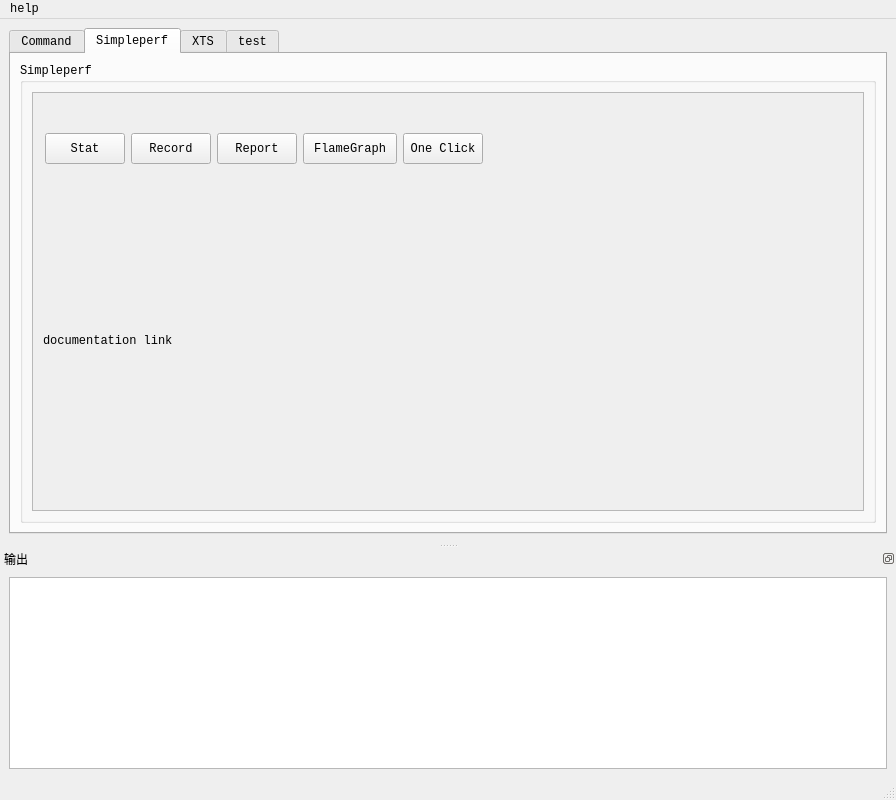
The window that mainwindow.ui (zuoVision/Qt) describes before a commit, drawn with Qt 5.
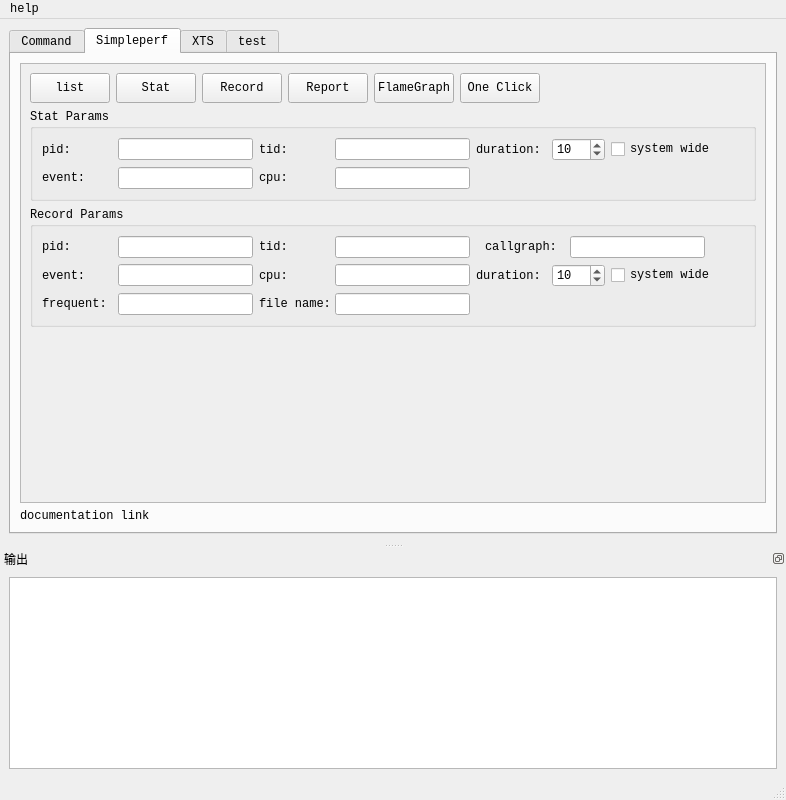
The same window after the commit. The open tabs and pages were chosen to show the change.

Commit message: 增加stat/record参数

What changed in the file:
```diff
--- a/mainwindow.ui
+++ b/mainwindow.ui
@@ -6,7 +6,7 @@
    <rect>
     <x>0</x>
     <y>0</y>
-    <width>896</width>
+    <width>786</width>
     <height>800</height>
    </rect>
   </property>
@@ -505,12 +505,6 @@
        </attribute>
        <layout class="QGridLayout" name="gridLayout_8">
         <item row="0" column="0">
-         <widget class="QGroupBox" name="groupBox_simpleperf">
-          <property name="title">
-           <string>Simpleperf</string>
-          </property>
-          <layout class="QGridLayout" name="gridLayout_12">
-           <item row="0" column="0">
             <widget class="QScrollArea" name="scrollArea_2">
              <property name="widgetResizable">
               <bool>true</bool>
@@ -520,86 +514,722 @@
                <rect>
                 <x>0</x>
                 <y>0</y>
-                <width>830</width>
-                <height>383</height>
-               </rect>
-              </property>
-              <widget class="QPushButton" name="pushButton_flamegraph">
-               <property name="geometry">
-                <rect>
-                 <x>270</x>
-                 <y>40</y>
-                 <width>94</width>
-                 <height>31</height>
-                </rect>
-               </property>
+             <width>742</width>
+             <height>434</height>
+            </rect>
+           </property>
+           <layout class="QGridLayout" name="gridLayout_12">
+            <item row="2" column="0">
+             <widget class="QGroupBox" name="groupBox_stat_2">
+              <property name="title">
+               <string>Record Params</string>
+              </property>
+              <layout class="QGridLayout" name="gridLayout_17">
+               <item row="3" column="0">
+                <layout class="QHBoxLayout" name="horizontalLayout_17">
+                 <item>
+                  <widget class="QLabel" name="label_recfreq">
+                   <property name="minimumSize">
+                    <size>
+                     <width>70</width>
+                     <height>0</height>
+                    </size>
+                   </property>
+                   <property name="maximumSize">
+                    <size>
+                     <width>70</width>
+                     <height>16777215</height>
+                    </size>
+                   </property>
                <property name="text">
-                <string>FlameGraph</string>
-               </property>
-              </widget>
+                    <string>frequent:</string>
+                   </property>
+                  </widget>
+                 </item>
+                 <item>
+                  <widget class="QLineEdit" name="lineEdit_recfreq">
+                   <property name="minimumSize">
+                    <size>
+                     <width>135</width>
+                     <height>0</height>
+                    </size>
+                   </property>
+                   <property name="maximumSize">
+                    <size>
+                     <width>135</width>
+                     <height>16777215</height>
+                    </size>
+                   </property>
+                  </widget>
+                 </item>
+                </layout>
+               </item>
+               <item row="0" column="1">
+                <layout class="QHBoxLayout" name="horizontalLayout_13">
+                 <item>
+                  <widget class="QLabel" name="label_rectid">
+                   <property name="minimumSize">
+                    <size>
+                     <width>70</width>
+                     <height>0</height>
+                    </size>
+                   </property>
+                   <property name="maximumSize">
+                    <size>
+                     <width>70</width>
+                     <height>16777215</height>
+                    </size>
+                   </property>
+                   <property name="text">
+                    <string>tid:</string>
+                   </property>
+                  </widget>
+                 </item>
+                 <item>
+                  <widget class="QLineEdit" name="lineEdit_rectid">
+                   <property name="minimumSize">
+                    <size>
+                     <width>135</width>
+                     <height>0</height>
+                    </size>
+                   </property>
+                   <property name="maximumSize">
+                    <size>
+                     <width>135</width>
+                     <height>16777215</height>
+                    </size>
+                   </property>
+                  </widget>
+                 </item>
+                </layout>
+               </item>
+               <item row="0" column="2" colspan="2">
+                <layout class="QHBoxLayout" name="horizontalLayout_20">
+                 <item>
+                  <widget class="QLabel" name="label_reccallgraph">
+                   <property name="minimumSize">
+                    <size>
+                     <width>70</width>
+                     <height>0</height>
+                    </size>
+                   </property>
+                   <property name="maximumSize">
+                    <size>
+                     <width>70</width>
+                     <height>16777215</height>
+                    </size>
+                   </property>
+                   <property name="text">
+                    <string>callgraph:</string>
+                   </property>
+                  </widget>
+                 </item>
+                 <item>
+                  <widget class="QLineEdit" name="lineEdit_reccallgraph">
+                   <property name="sizePolicy">
+                    <sizepolicy hsizetype="Fixed" vsizetype="Fixed">
+                     <horstretch>0</horstretch>
+                     <verstretch>0</verstretch>
+                    </sizepolicy>
+                   </property>
+                   <property name="minimumSize">
+                    <size>
+                     <width>135</width>
+                     <height>0</height>
+                    </size>
+                   </property>
+                   <property name="maximumSize">
+                    <size>
+                     <width>135</width>
+                     <height>16777215</height>
+                    </size>
+                   </property>
+                  </widget>
+                 </item>
+                </layout>
+               </item>
+               <item row="3" column="1">
+                <layout class="QHBoxLayout" name="horizontalLayout_18">
+                 <item>
+                  <widget class="QLabel" name="label_recfilename">
+                   <property name="minimumSize">
+                    <size>
+                     <width>70</width>
+                     <height>0</height>
+                    </size>
+                   </property>
+                   <property name="maximumSize">
+                    <size>
+                     <width>70</width>
+                     <height>16777215</height>
+                    </size>
+                   </property>
+                   <property name="text">
+                    <string>file name:</string>
+                   </property>
+                  </widget>
+                 </item>
+                 <item>
+                  <widget class="QLineEdit" name="lineEdit_recfilename">
+                   <property name="minimumSize">
+                    <size>
+                     <width>135</width>
+                     <height>0</height>
+                    </size>
+                   </property>
+                   <property name="maximumSize">
+                    <size>
+                     <width>135</width>
+                     <height>16777215</height>
+                    </size>
+                   </property>
+                  </widget>
+                 </item>
+                </layout>
+               </item>
+               <item row="1" column="0">
+                <layout class="QHBoxLayout" name="horizontalLayout_15">
+                 <item>
+                  <widget class="QLabel" name="label_recevent">
+                   <property name="minimumSize">
+                    <size>
+                     <width>70</width>
+                     <height>0</height>
+                    </size>
+                   </property>
+                   <property name="maximumSize">
+                    <size>
+                     <width>70</width>
+                     <height>16777215</height>
+                    </size>
+                   </property>
+                   <property name="text">
+                    <string>event:</string>
+                   </property>
+                  </widget>
+                 </item>
+                 <item>
+                  <widget class="QLineEdit" name="lineEdit_recevent">
+                   <property name="minimumSize">
+                    <size>
+                     <width>135</width>
+                     <height>0</height>
+                    </size>
+                   </property>
+                   <property name="maximumSize">
+                    <size>
+                     <width>135</width>
+                     <height>16777215</height>
+                    </size>
+                   </property>
+                  </widget>
+                 </item>
+                </layout>
+               </item>
+               <item row="0" column="0">
+                <layout class="QHBoxLayout" name="horizontalLayout_12">
+                 <item>
+                  <widget class="QLabel" name="label_recpid">
+                   <property name="minimumSize">
+                    <size>
+                     <width>70</width>
+                     <height>0</height>
+                    </size>
+                   </property>
+                   <property name="maximumSize">
+                    <size>
+                     <width>70</width>
+                     <height>16777215</height>
+                    </size>
+                   </property>
+                   <property name="text">
+                    <string>pid:</string>
+                   </property>
+                  </widget>
+                 </item>
+                 <item>
+                  <widget class="QLineEdit" name="lineEdit_recpid">
+                   <property name="minimumSize">
+                    <size>
+                     <width>135</width>
+                     <height>0</height>
+                    </size>
+                   </property>
+                   <property name="maximumSize">
+                    <size>
+                     <width>135</width>
+                     <height>16777215</height>
+                    </size>
+                   </property>
+                  </widget>
+                 </item>
+                </layout>
+               </item>
+               <item row="0" column="5">
+                <spacer name="horizontalSpacer_7">
+                 <property name="orientation">
+                  <enum>Qt::Horizontal</enum>
+                 </property>
+                 <property name="sizeHint" stdset="0">
+                  <size>
+                   <width>40</width>
+                   <height>20</height>
+                  </size>
+                 </property>
+                </spacer>
+               </item>
+               <item row="1" column="2" colspan="2">
+                <layout class="QHBoxLayout" name="horizontalLayout_14">
+                 <item>
+                  <widget class="QLabel" name="label_recduration">
+                   <property name="minimumSize">
+                    <size>
+                     <width>70</width>
+                     <height>0</height>
+                    </size>
+                   </property>
+                   <property name="maximumSize">
+                    <size>
+                     <width>70</width>
+                     <height>16777215</height>
+                    </size>
+                   </property>
+                   <property name="text">
+                    <string>duration:</string>
+                   </property>
+                  </widget>
+                 </item>
+                 <item>
+                  <widget class="QSpinBox" name="spinBox_recduration">
+                   <property name="maximumSize">
+                    <size>
+                     <width>60</width>
+                     <height>16777215</height>
+                    </size>
+                   </property>
+                   <property name="maximum">
+                    <number>999</number>
+                   </property>
+                   <property name="singleStep">
+                    <number>10</number>
+                   </property>
+                   <property name="value">
+                    <number>10</number>
+                   </property>
+                  </widget>
+                 </item>
+                 <item>
+                  <widget class="QCheckBox" name="checkBox_recsw">
+                   <property name="sizePolicy">
+                    <sizepolicy hsizetype="Maximum" vsizetype="Fixed">
+                     <horstretch>0</horstretch>
+                     <verstretch>0</verstretch>
+                    </sizepolicy>
+                   </property>
+                   <property name="text">
+                    <string>system wide</string>
+                   </property>
+                  </widget>
+                 </item>
+                </layout>
+               </item>
+               <item row="1" column="1">
+                <layout class="QHBoxLayout" name="horizontalLayout_16">
+                 <item>
+                  <widget class="QLabel" name="label_reccpu">
+                   <property name="minimumSize">
+                    <size>
+                     <width>70</width>
+                     <height>0</height>
+                    </size>
+                   </property>
+                   <property name="maximumSize">
+                    <size>
+                     <width>70</width>
+                     <height>16777215</height>
+                    </size>
+                   </property>
+                   <property name="text">
+                    <string>cpu:</string>
+                   </property>
+                  </widget>
+                 </item>
+                 <item>
+                  <widget class="QLineEdit" name="lineEdit_reccpu">
+                   <property name="minimumSize">
+                    <size>
+                     <width>135</width>
+                     <height>0</height>
+                    </size>
+                   </property>
+                   <property name="maximumSize">
+                    <size>
+                     <width>135</width>
+                     <height>16777215</height>
+                    </size>
+                   </property>
+                  </widget>
+                 </item>
+                </layout>
+               </item>
+              </layout>
+             </widget>
+            </item>
+            <item row="0" column="0">
+             <layout class="QHBoxLayout" name="horizontalLayout_6" stretch="0,0,0,0,0,0,0">
+              <property name="rightMargin">
+               <number>0</number>
+              </property>
+              <item>
+               <widget class="QPushButton" name="pushButton_list">
+                <property name="minimumSize">
+                 <size>
+                  <width>0</width>
+                  <height>30</height>
+                 </size>
+                </property>
+                <property name="text">
+                 <string>list</string>
+                </property>
+               </widget>
+              </item>
+              <item>
               <widget class="QPushButton" name="pushButton_stat">
-               <property name="geometry">
-                <rect>
-                 <x>12</x>
-                 <y>40</y>
-                 <width>80</width>
-                 <height>31</height>
-                </rect>
+                <property name="minimumSize">
+                 <size>
+                  <width>0</width>
+                  <height>30</height>
+                 </size>
                </property>
                <property name="text">
                 <string>Stat</string>
                </property>
               </widget>
+              </item>
+              <item>
               <widget class="QPushButton" name="pushButton_record">
-               <property name="geometry">
-                <rect>
-                 <x>98</x>
-                 <y>40</y>
-                 <width>80</width>
-                 <height>31</height>
-                </rect>
+                <property name="minimumSize">
+                 <size>
+                  <width>0</width>
+                  <height>30</height>
+                 </size>
                </property>
                <property name="text">
                 <string>Record</string>
                </property>
               </widget>
+              </item>
+              <item>
               <widget class="QPushButton" name="pushButton_report">
-               <property name="geometry">
-                <rect>
-                 <x>184</x>
-                 <y>40</y>
-                 <width>80</width>
-                 <height>31</height>
-                </rect>
+                <property name="minimumSize">
+                 <size>
+                  <width>0</width>
+                  <height>30</height>
+                 </size>
                </property>
                <property name="text">
                 <string>Report</string>
                </property>
               </widget>
+              </item>
+              <item>
+               <widget class="QPushButton" name="pushButton_flamegraph">
+                <property name="minimumSize">
+                 <size>
+                  <width>0</width>
+                  <height>30</height>
+                 </size>
+                </property>
+                <property name="text">
+                 <string>FlameGraph</string>
+                </property>
+               </widget>
+              </item>
+              <item>
               <widget class="QPushButton" name="pushButton_5">
                <property name="enabled">
                 <bool>true</bool>
                </property>
-               <property name="geometry">
-                <rect>
-                 <x>370</x>
-                 <y>40</y>
-                 <width>80</width>
-                 <height>31</height>
-                </rect>
+                <property name="minimumSize">
+                 <size>
+                  <width>0</width>
+                  <height>30</height>
+                 </size>
                </property>
                <property name="text">
                 <string>One Click</string>
                </property>
               </widget>
+              </item>
+              <item>
+               <spacer name="horizontalSpacer_8">
+                <property name="orientation">
+                 <enum>Qt::Horizontal</enum>
+                </property>
+                <property name="sizeHint" stdset="0">
+                 <size>
+                  <width>40</width>
+                  <height>20</height>
+                 </size>
+                </property>
+               </spacer>
+              </item>
+             </layout>
+            </item>
+            <item row="3" column="0">
+             <spacer name="verticalSpacer">
+              <property name="orientation">
+               <enum>Qt::Vertical</enum>
+              </property>
+              <property name="sizeHint" stdset="0">
+               <size>
+                <width>20</width>
+                <height>40</height>
+               </size>
+              </property>
+             </spacer>
+            </item>
+            <item row="1" column="0">
+             <widget class="QGroupBox" name="groupBox_stat">
+              <property name="title">
+               <string>Stat Params</string>
+              </property>
+              <layout class="QGridLayout" name="gridLayout_16">
+               <item row="0" column="0">
+                <layout class="QHBoxLayout" name="horizontalLayout_7">
+                 <item>
+                  <widget class="QLabel" name="label_statpid">
+                   <property name="minimumSize">
+                    <size>
+                     <width>70</width>
+                     <height>0</height>
+                    </size>
+                   </property>
+                   <property name="maximumSize">
+                    <size>
+                     <width>70</width>
+                     <height>16777215</height>
+                    </size>
+                   </property>
+                   <property name="text">
+                    <string>pid:</string>
+                   </property>
+                  </widget>
+                 </item>
+                 <item>
+                  <widget class="QLineEdit" name="lineEdit_statpid">
+                   <property name="minimumSize">
+                    <size>
+                     <width>135</width>
+                     <height>0</height>
+                    </size>
+                   </property>
+                   <property name="maximumSize">
+                    <size>
+                     <width>135</width>
+                     <height>16777215</height>
+                    </size>
+                   </property>
+                  </widget>
+                 </item>
+                </layout>
+               </item>
+               <item row="0" column="1">
+                <layout class="QHBoxLayout" name="horizontalLayout_8">
+                 <item>
+                  <widget class="QLabel" name="label_stattid">
+                   <property name="minimumSize">
+                    <size>
+                     <width>70</width>
+                     <height>0</height>
+                    </size>
+                   </property>
+                   <property name="maximumSize">
+                    <size>
+                     <width>70</width>
+                     <height>16777215</height>
+                    </size>
+                   </property>
+                   <property name="text">
+                    <string>tid:</string>
+                   </property>
+                  </widget>
+                 </item>
+                 <item>
+                  <widget class="QLineEdit" name="lineEdit_stattid">
+                   <property name="minimumSize">
+                    <size>
+                     <width>135</width>
+                     <height>0</height>
+                    </size>
+                   </property>
+                   <property name="maximumSize">
+                    <size>
+                     <width>135</width>
+                     <height>16777215</height>
+                    </size>
+                   </property>
+                  </widget>
+                 </item>
+                </layout>
+               </item>
+               <item row="0" column="2" colspan="2">
+                <layout class="QHBoxLayout" name="horizontalLayout_11">
+                 <item>
+                  <widget class="QLabel" name="label_statduration">
+                   <property name="minimumSize">
+                    <size>
+                     <width>70</width>
+                     <height>0</height>
+                    </size>
+                   </property>
+                   <property name="maximumSize">
+                    <size>
+                     <width>70</width>
+                     <height>16777215</height>
+                    </size>
+                   </property>
+                   <property name="text">
+                    <string>duration:</string>
+                   </property>
+                  </widget>
+                 </item>
+                 <item>
+                  <widget class="QSpinBox" name="spinBox_statduration">
+                   <property name="maximumSize">
+                    <size>
+                     <width>60</width>
+                     <height>16777215</height>
+                    </size>
+                   </property>
+                   <property name="minimum">
+                    <number>0</number>
+                   </property>
+                   <property name="maximum">
+                    <number>999</number>
+                   </property>
+                   <property name="singleStep">
+                    <number>10</number>
+                   </property>
+                   <property name="value">
+                    <number>10</number>
+                   </property>
+                  </widget>
+                 </item>
+                 <item>
+                  <widget class="QCheckBox" name="checkBox_statsw">
+                   <property name="text">
+                    <string>system wide</string>
+                   </property>
+                  </widget>
+                 </item>
+                </layout>
+               </item>
+               <item row="1" column="0">
+                <layout class="QHBoxLayout" name="horizontalLayout_10">
+                 <item>
+                  <widget class="QLabel" name="label_statevent">
+                   <property name="minimumSize">
+                    <size>
+                     <width>70</width>
+                     <height>0</height>
+                    </size>
+                   </property>
+                   <property name="maximumSize">
+                    <size>
+                     <width>70</width>
+                     <height>16777215</height>
+                    </size>
+                   </property>
+                   <property name="text">
+                    <string>event:</string>
+                   </property>
+                  </widget>
+                 </item>
+                 <item>
+                  <widget class="QLineEdit" name="lineEdit_statevent">
+                   <property name="minimumSize">
+                    <size>
+                     <width>135</width>
+                     <height>0</height>
+                    </size>
+                   </property>
+                   <property name="maximumSize">
+                    <size>
+                     <width>135</width>
+                     <height>16777215</height>
+                    </size>
+                   </property>
+                  </widget>
+                 </item>
+                </layout>
+               </item>
+               <item row="1" column="1">
+                <layout class="QHBoxLayout" name="horizontalLayout_9">
+                 <item>
+                  <widget class="QLabel" name="label_statcpu">
+                   <property name="minimumSize">
+                    <size>
+                     <width>70</width>
+                     <height>0</height>
+                    </size>
+                   </property>
+                   <property name="maximumSize">
+                    <size>
+                     <width>70</width>
+                     <height>16777215</height>
+                    </size>
+                   </property>
+                   <property name="text">
+                    <string>cpu:</string>
+                   </property>
+                  </widget>
+                 </item>
+                 <item>
+                  <widget class="QLineEdit" name="lineEdit_statcpu">
+                   <property name="minimumSize">
+                    <size>
+                     <width>135</width>
+                     <height>0</height>
+                    </size>
+                   </property>
+                   <property name="maximumSize">
+                    <size>
+                     <width>135</width>
+                     <height>16777215</height>
+                    </size>
+                   </property>
+                  </widget>
+                 </item>
+                </layout>
+               </item>
+               <item row="1" column="4">
+                <spacer name="horizontalSpacer_6">
+                 <property name="orientation">
+                  <enum>Qt::Horizontal</enum>
+                 </property>
+                 <property name="sizeHint" stdset="0">
+                  <size>
+                   <width>40</width>
+                   <height>20</height>
+                  </size>
+                 </property>
+                </spacer>
+               </item>
+              </layout>
+             </widget>
+            </item>
+           </layout>
+          </widget>
+         </widget>
+        </item>
+        <item row="1" column="0">
               <widget class="QLabel" name="label_simpleperfdoc">
-               <property name="geometry">
-                <rect>
-                 <x>10</x>
-                 <y>240</y>
-                 <width>141</width>
-                 <height>16</height>
-                </rect>
+          <property name="sizePolicy">
+           <sizepolicy hsizetype="Fixed" vsizetype="Preferred">
+            <horstretch>0</horstretch>
+            <verstretch>0</verstretch>
+           </sizepolicy>
                </property>
                <property name="text">
                 <string>documentation link</string>
@@ -608,11 +1238,6 @@
                 <bool>true</bool>
                </property>
               </widget>
-             </widget>
-            </widget>
-           </item>
-          </layout>
-         </widget>
         </item>
        </layout>
       </widget>
@@ -983,8 +1608,8 @@
     <rect>
      <x>0</x>
      <y>0</y>
-     <width>896</width>
-     <height>28</height>
+     <width>786</width>
+     <height>23</height>
     </rect>
    </property>
    <widget class="QMenu" name="menu">
```
Left out of the diff: 259 changed lines with no effect on the pictures. Lines whose indentation alone changed are shown as unchanged. The commit also changes 8 other files.
